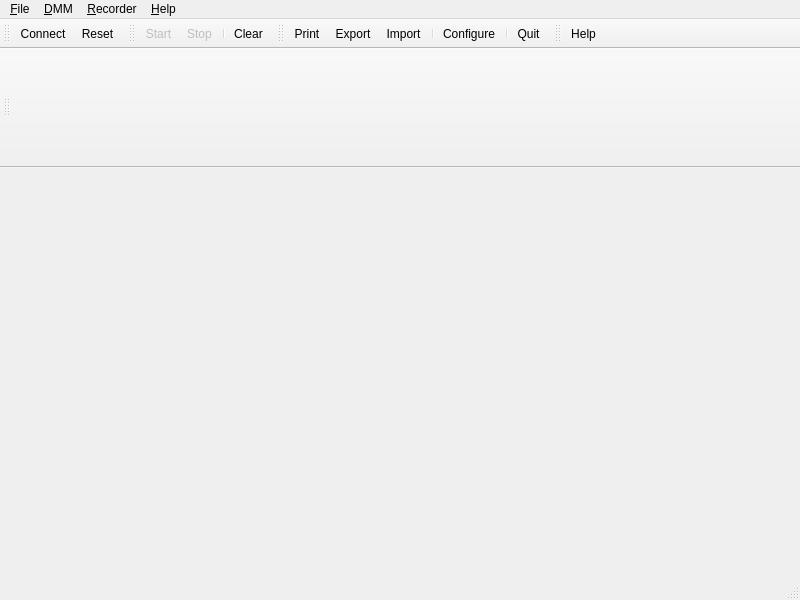
This is src/ui/uimainwin.ui in tuxmaster/QtDMM as Qt 5 draws it before an edit. The edited form follows.
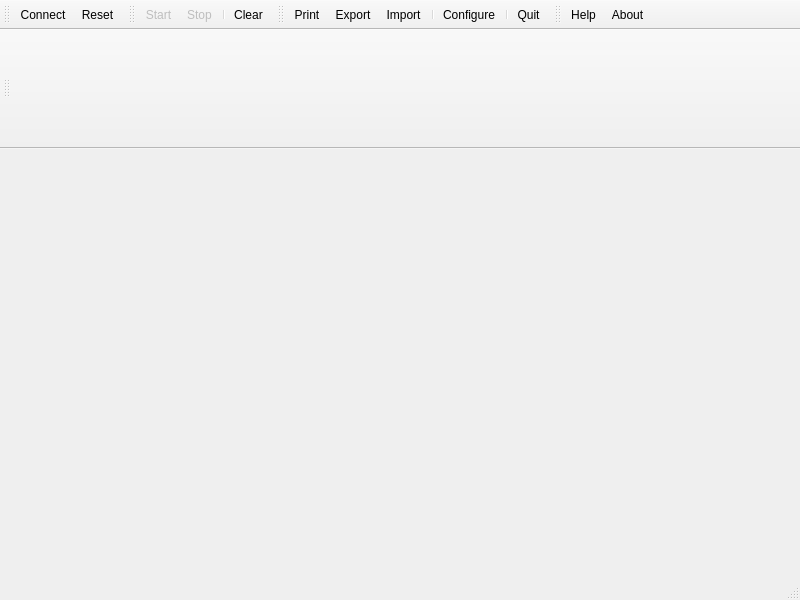
This is the edited form. Icons and pictures are not drawn.

Commit message: gui cleanup and 0.9.3 merge - remove menu bar, takes space without introducing new stuff - add about icon to toolbar - fix display of mega prefix - merge stuff from original 0.9.3 -- better read method in readerthread -- remove cts and dsr, this wasn't used ever -- console parameters

```diff
--- a/src/ui/uimainwin.ui
+++ b/src/ui/uimainwin.ui
@@ -21,61 +21,6 @@
     <normaloff>:/Symbols/icon.xpm</normaloff>:/Symbols/icon.xpm</iconset>
   </property>
   <widget class="QWidget" name="centralwidget"/>
-  <widget class="QMenuBar" name="menubar">
-   <property name="geometry">
-    <rect>
-     <x>0</x>
-     <y>0</y>
-     <width>800</width>
-     <height>27</height>
-    </rect>
-   </property>
-   <widget class="QMenu" name="menu_File">
-    <property name="title">
-     <string>&amp;File</string>
-    </property>
-    <addaction name="action_Export"/>
-    <addaction name="action_Import"/>
-    <addaction name="separator"/>
-    <addaction name="action_Print"/>
-    <addaction name="separator"/>
-    <addaction name="action_Configure"/>
-    <addaction name="separator"/>
-    <addaction name="action_Quit"/>
-   </widget>
-   <widget class="QMenu" name="menu_DMM">
-    <property name="title">
-     <string>&amp;DMM</string>
-    </property>
-    <addaction name="action_Connect"/>
-    <addaction name="action_Reset"/>
-    <addaction name="separator"/>
-    <addaction name="action_ConfigureDMM"/>
-   </widget>
-   <widget class="QMenu" name="menu_Recorder">
-    <property name="title">
-     <string>&amp;Recorder</string>
-    </property>
-    <addaction name="action_Start"/>
-    <addaction name="action_Stop"/>
-    <addaction name="separator"/>
-    <addaction name="action_Clear"/>
-    <addaction name="separator"/>
-    <addaction name="actionConfigureRecorder"/>
-   </widget>
-   <widget class="QMenu" name="menu_Help">
-    <property name="title">
-     <string>&amp;Help</string>
-    </property>
-    <addaction name="action_On_version"/>
-    <addaction name="action_Tip_of_the_day"/>
-    <addaction name="action_Direct_help"/>
-   </widget>
-   <addaction name="menu_File"/>
-   <addaction name="menu_DMM"/>
-   <addaction name="menu_Recorder"/>
-   <addaction name="menu_Help"/>
-  </widget>
   <widget class="QStatusBar" name="statusbar"/>
   <widget class="QToolBar" name="toolBarDMM">
    <property name="windowTitle">
@@ -146,6 +91,7 @@
     <bool>false</bool>
    </attribute>
    <addaction name="action_Direct_help"/>
+   <addaction name="action_About"/>
   </widget>
   <widget class="QToolBar" name="toolBarDisplay">
    <property name="sizePolicy">
@@ -436,6 +382,24 @@
     <bool>true</bool>
    </property>
   </action>
+  <action name="action_About">
+   <property name="icon">
+    <iconset theme="help-about" resource="../resources.qrc">
+     <normaloff>:/Symbols/help.xpm</normaloff>:/Symbols/help.xpm</iconset>
+   </property>
+   <property name="text">
+    <string>&amp;About</string>
+   </property>
+   <property name="whatsThis">
+    <string>&lt;html&gt;&lt;head/&gt;&lt;body&gt;&lt;p&gt;&lt;span style=&quot; font-weight:600;&quot;&gt;Copyright information&lt;/span&gt;&lt;/p&gt;&lt;p&gt;Show copyright information and some blurb about QtDMM. &lt;/p&gt;&lt;/body&gt;&lt;/html&gt;</string>
+   </property>
+   <property name="shortcut">
+    <string>F1</string>
+   </property>
+   <property name="iconVisibleInMenu">
+    <bool>true</bool>
+   </property>
+  </action>
  </widget>
  <resources>
   <include location="../resources.qrc"/>
```
Left out of the diff: 4 changed lines with no effect on the pictures. The commit also changes 17 other files.
